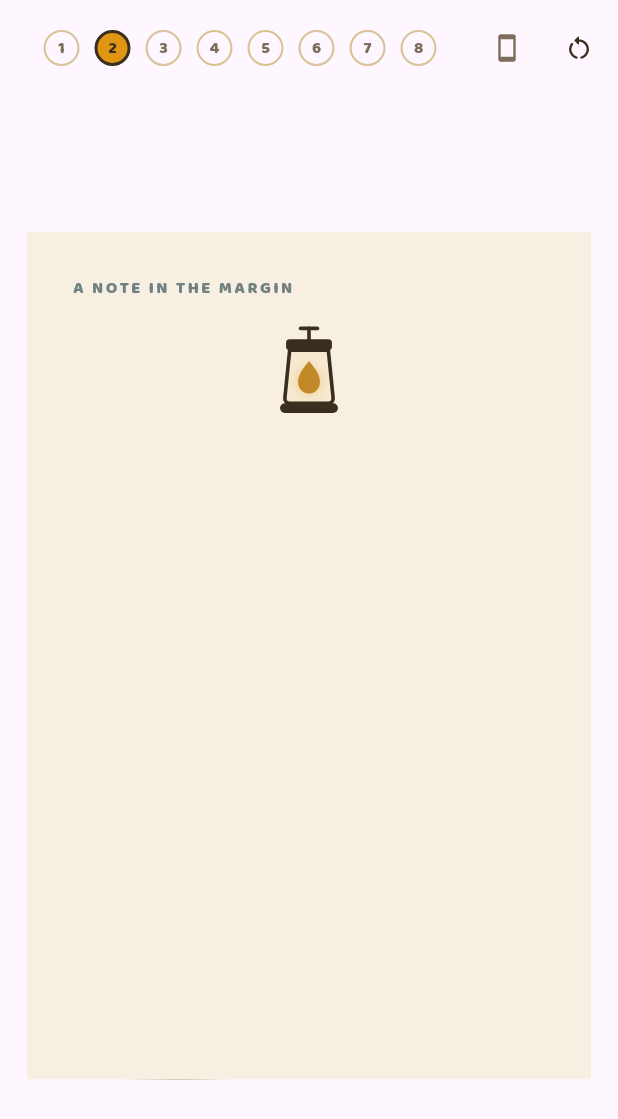
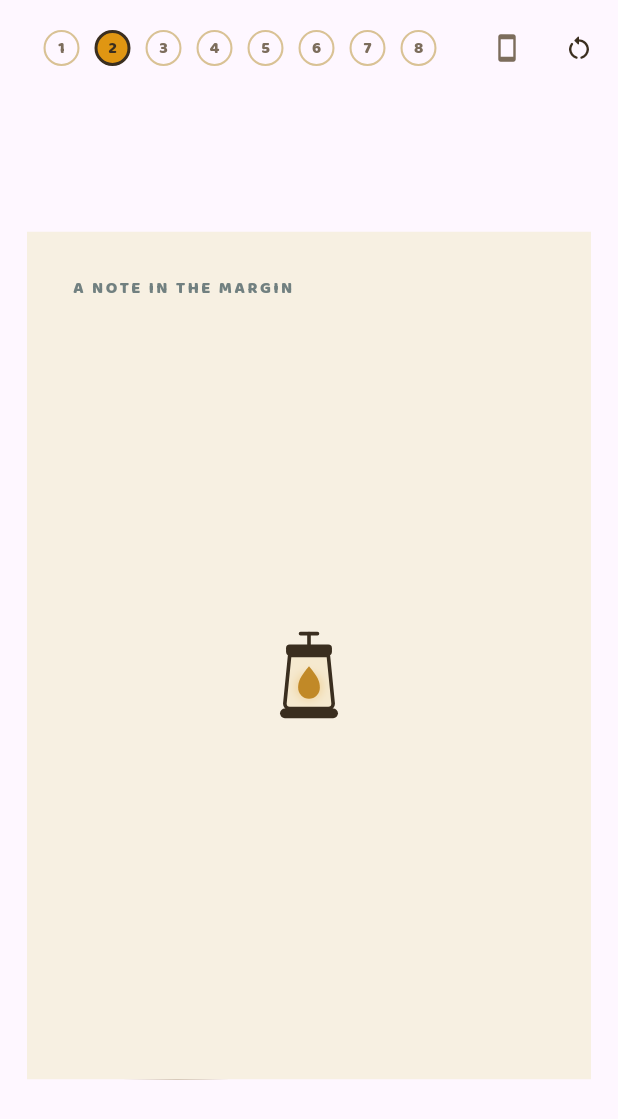
Before and after one commit to Mark-lichman/stanford-edtech-hackathon, a Flutter app: the screen it shows after launch, after a tap on an icon or button, on a phone screen of 412 x 824 dp. Shown: the top 1119 px of the screen. Run offline on Flutter 3.47's test engine with Material 3 defaults, Android fonts, the phone set to English and light mode, and no system bars; our stand-ins replace google_fonts.

Commit message:
Light the lantern in the middle of Grumble's page, then raise it
The lantern now lights centred on the whole page, travels to the top
over 700ms once it is lit, and only when it lands does the page fade in
under it — so it never passes over the heading while the heading is
appearing. The column keeps a lantern-sized gap where it lands, so
nothing below it jumps.

Reduced motion skips all three: the lantern starts at the top, lit, with
the page already showing.

Co-Authored-By: Claude Opus 5 <noreply@anthropic.com>

```diff
--- a/lib/lantern_story.dart
+++ b/lib/lantern_story.dart
@@ -19,7 +19,10 @@ class _LanternStoryState extends State<LanternStory> {
   bool _noteGone = false;
   bool _talking = false;
   bool _mobile = false;
+  /// Grumble's page runs in three steps: the lantern lights in the middle,
+  /// rises to the top, then the page appears under it.
   bool _lanternDone = false;
+  bool _lanternUp = false;
 
   static const _beats = [
     'Cover',
@@ -41,6 +44,7 @@ class _LanternStoryState extends State<LanternStory> {
   void _go(int step) => setState(() {
         _step = step;
         _lanternDone = false;
+        _lanternUp = false;
       });
 
   void _next() => _go(math.min(_step + 1, 7));
@@ -51,6 +55,7 @@ class _LanternStoryState extends State<LanternStory> {
         _noteGone = false;
         _talking = false;
         _lanternDone = false;
+        _lanternUp = false;
       });
 
   @override
@@ -129,9 +134,9 @@ class _LanternStoryState extends State<LanternStory> {
         Text('You can change your mind at any time.', style: _small()),
       ]));
 
-  /// Held back, and untappable, until the lantern on this page is lit.
+  /// Held back, and untappable, until the lantern has lit and reached the top.
   Widget _afterLantern(Widget child) {
-    final lit = _lanternDone || MediaQuery.of(context).disableAnimations;
+    final lit = _lanternUp || MediaQuery.of(context).disableAnimations;
     return IgnorePointer(
       ignoring: !lit,
       child: AnimatedOpacity(opacity: lit ? 1 : 0, duration: const Duration(milliseconds: 600), curve: Curves.easeOut, child: child),
@@ -140,13 +145,20 @@ class _LanternStoryState extends State<LanternStory> {
 
   Widget _marginNote() => _PageScaffold(eyebrow: 'A note in the margin', child: Stack(clipBehavior: Clip.none, children: [
         Column(crossAxisAlignment: CrossAxisAlignment.start, children: [
-          Center(child: Lantern(phase: LanternPhase.lit, height: 66, onEnd: () => setState(() => _lanternDone = true))), const SizedBox(height: 18),
+          const SizedBox(height: 66 + 18),
           _afterLantern(Column(crossAxisAlignment: CrossAxisAlignment.start, children: [
             Text('Psst...', style: _display(48)), const SizedBox(height: 14), Text('Someone has scribbled on your page.', style: _body(21)),
             const SizedBox(height: 150), Text('Rub it away to see what comes next.', style: _small()), const SizedBox(height: 42),
             _WarmButton(label: 'Keep the note', icon: Icons.arrow_forward_rounded, onTap: _next),
           ])),
         ]),
+        Positioned.fill(child: AnimatedAlign(
+          alignment: _lanternDone || MediaQuery.of(context).disableAnimations ? Alignment.topCenter : Alignment.center,
+          duration: const Duration(milliseconds: 700),
+          curve: Curves.easeInOutCubic,
+          onEnd: () => setState(() => _lanternUp = true),
+          child: Lantern(phase: LanternPhase.lit, height: 66, onEnd: () => setState(() => _lanternDone = true)),
+        )),
         if (!_noteGone) Positioned(right: -10, top: 212, child: _afterLantern(GestureDetector(
           onPanUpdate: (_) => setState(() => _noteGone = true), onTap: () => setState(() => _noteGone = true),
           child: Transform.rotate(angle: -0.045, child: CustomPaint(painter: _PencilNotePainter(), child: const SizedBox(width: 245, height: 125, child: Padding(
```
Also changed, not shown: 1 other file.
